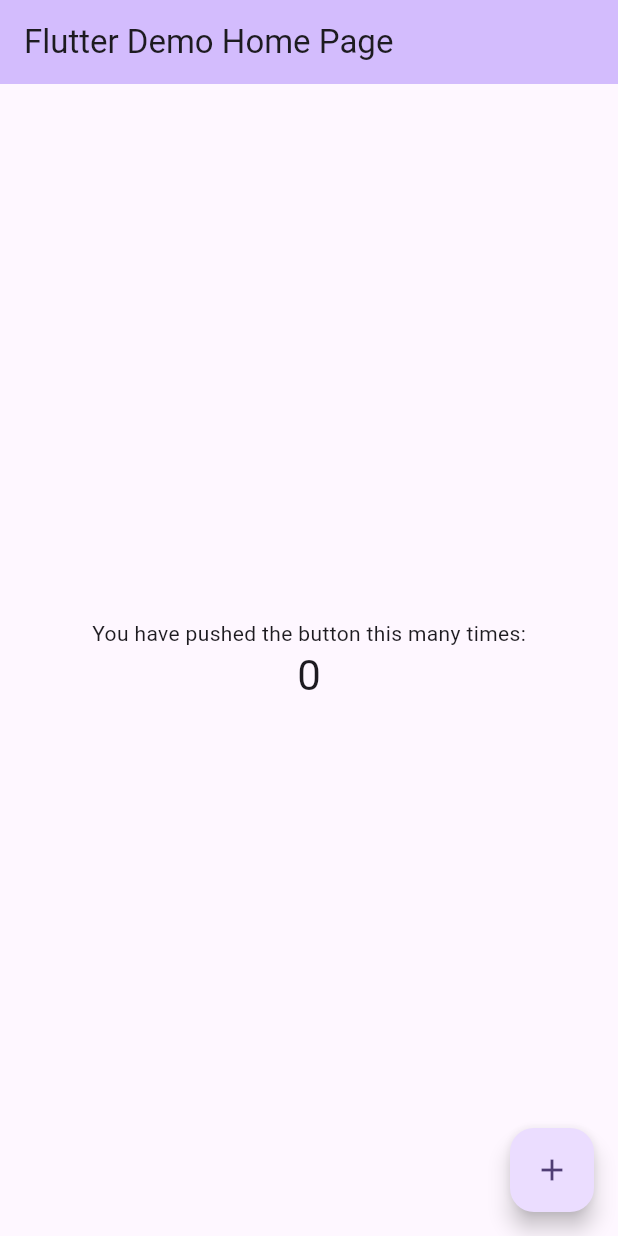
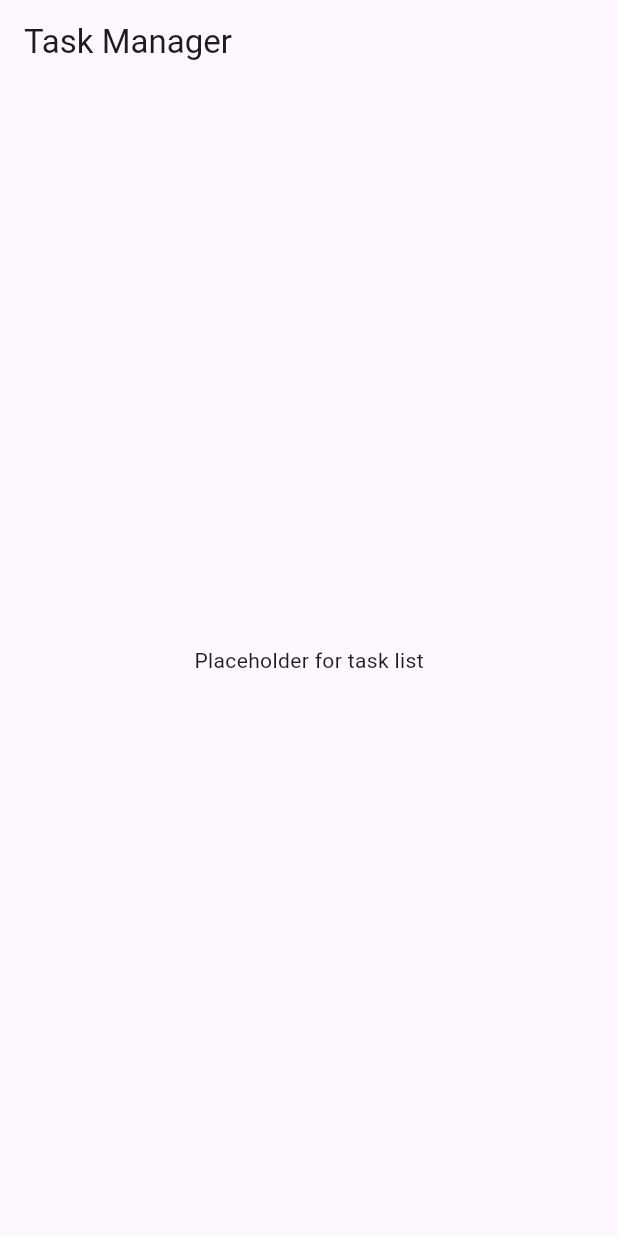
Before and after one commit to anguyen221/task_app, a Flutter app: the screen it shows after launch, on a phone screen of 412 x 824 dp. Run offline on Flutter 3.47's test engine with Material 3 defaults, Android fonts, the phone set to English and light mode, and no system bars.

Commit message:
Created basic app structure

```diff
--- a/lib/main.dart
+++ b/lib/main.dart
@@ -1,125 +1,39 @@
 import 'package:flutter/material.dart';
 
 void main() {
-  runApp(const MyApp());
+  runApp(MyApp());
 }
 
 class MyApp extends StatelessWidget {
   const MyApp({super.key});
-
-  // This widget is the root of your application.
   @override
   Widget build(BuildContext context) {
     return MaterialApp(
-      title: 'Flutter Demo',
+      title: 'Task Manager',
       theme: ThemeData(
-        // This is the theme of your application.
-        //
-        // TRY THIS: Try running your application with "flutter run". You'll see
-        // the application has a purple toolbar. Then, without quitting the app,
-        // try changing the seedColor in the colorScheme below to Colors.green
-        // and then invoke "hot reload" (save your changes or press the "hot
-        // reload" button in a Flutter-supported IDE, or press "r" if you used
-        // the command line to start the app).
-        //
-        // Notice that the counter didn't reset back to zero; the application
-        // state is not lost during the reload. To reset the state, use hot
-        // restart instead.
-        //
-        // This works for code too, not just values: Most code changes can be
-        // tested with just a hot reload.
-        colorScheme: ColorScheme.fromSeed(seedColor: Colors.deepPurple),
-        useMaterial3: true,
+        primarySwatch: Colors.blue,
       ),
-      home: const MyHomePage(title: 'Flutter Demo Home Page'),
+      home: TaskListScreen(),
     );
   }
 }
 
-class MyHomePage extends StatefulWidget {
-  const MyHomePage({super.key, required this.title});
-
-  // This widget is the home page of your application. It is stateful, meaning
-  // that it has a State object (defined below) that contains fields that affect
-  // how it looks.
-
-  // This class is the configuration for the state. It holds the values (in this
-  // case the title) provided by the parent (in this case the App widget) and
-  // used by the build method of the State. Fields in a Widget subclass are
-  // always marked "final".
-
-  final String title;
-
+class TaskListScreen extends StatefulWidget {
+  const TaskListScreen({super.key});
   @override
-  State<MyHomePage> createState() => _MyHomePageState();
+  TaskListScreenState createState() => TaskListScreenState();
 }
 
-class _MyHomePageState extends State<MyHomePage> {
-  int _counter = 0;
-
-  void _incrementCounter() {
-    setState(() {
-      // This call to setState tells the Flutter framework that something has
-      // changed in this State, which causes it to rerun the build method below
-      // so that the display can reflect the updated values. If we changed
-      // _counter without calling setState(), then the build method would not be
-      // called again, and so nothing would appear to happen.
-      _counter++;
-    });
-  }
-
+class TaskListScreenState extends State<TaskListScreen> {
   @override
   Widget build(BuildContext context) {
-    // This method is rerun every time setState is called, for instance as done
-    // by the _incrementCounter method above.
-    //
-    // The Flutter framework has been optimized to make rerunning build methods
-    // fast, so that you can just rebuild anything that needs updating rather
-    // than having to individually change instances of widgets.
     return Scaffold(
       appBar: AppBar(
-        // TRY THIS: Try changing the color here to a specific color (to
-        // Colors.amber, perhaps?) and trigger a hot reload to see the AppBar
-        // change color while the other colors stay the same.
-        backgroundColor: Theme.of(context).colorScheme.inversePrimary,
-        // Here we take the value from the MyHomePage object that was created by
-        // the App.build method, and use it to set our appbar title.
-        title: Text(widget.title),
+        title: Text('Task Manager'),
       ),
       body: Center(
-        // Center is a layout widget. It takes a single child and positions it
-        // in the middle of the parent.
-        child: Column(
-          // Column is also a layout widget. It takes a list of children and
-          // arranges them vertically. By default, it sizes itself to fit its
-          // children horizontally, and tries to be as tall as its parent.
-          //
-          // Column has various properties to control how it sizes itself and
-          // how it positions its children. Here we use mainAxisAlignment to
-          // center the children vertically; the main axis here is the vertical
-          // axis because Columns are vertical (the cross axis would be
-          // horizontal).
-          //
-          // TRY THIS: Invoke "debug painting" (choose the "Toggle Debug Paint"
-          // action in the IDE, or press "p" in the console), to see the
-          // wireframe for each widget.
-          mainAxisAlignment: MainAxisAlignment.center,
-          children: <Widget>[
-            const Text(
-              'You have pushed the button this many times:',
-            ),
-            Text(
-              '$_counter',
-              style: Theme.of(context).textTheme.headlineMedium,
-            ),
-          ],
-        ),
+        child: Text('Placeholder for task list'),
       ),
-      floatingActionButton: FloatingActionButton(
-        onPressed: _incrementCounter,
-        tooltip: 'Increment',
-        child: const Icon(Icons.add),
-      ), // This trailing comma makes auto-formatting nicer for build methods.
     );
   }
 }
```
Also changed, not shown: 1 other file.
